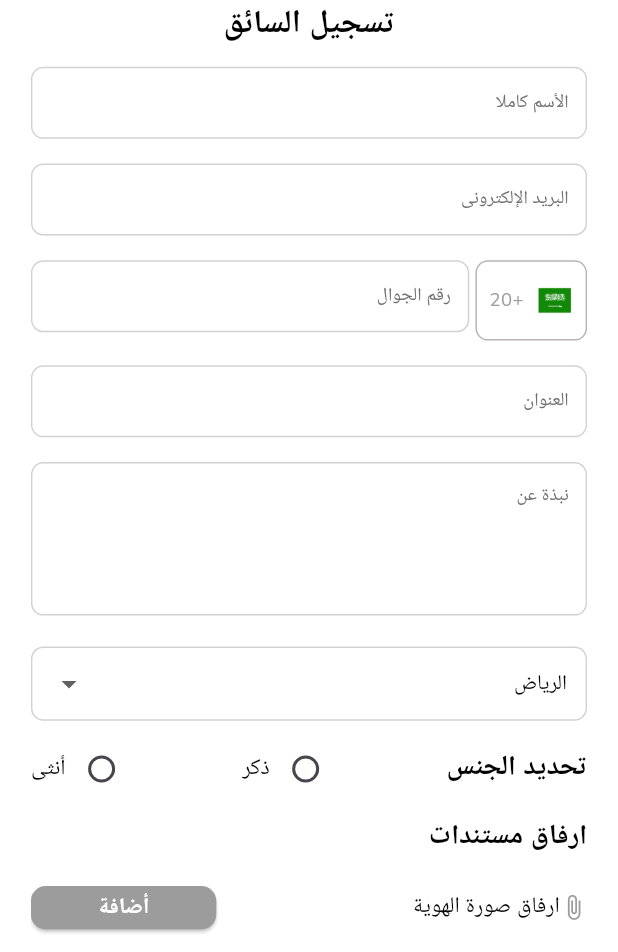
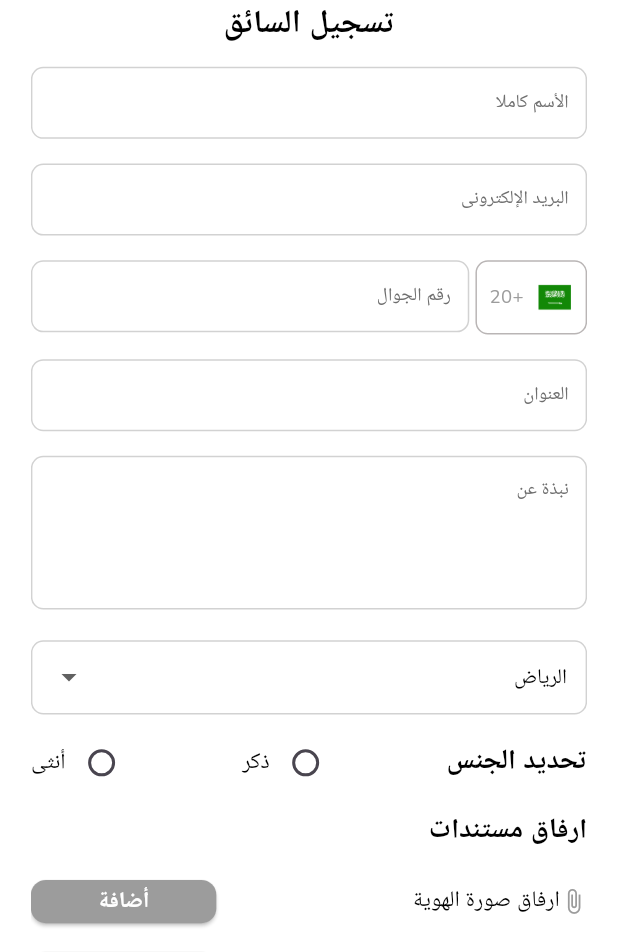
Before and after one commit to MahmoudRede/transport_app, a Flutter app: the SignUpScreen screen opened directly, on a phone screen of 412 x 824 dp, the part 284-1236 px from its top. Run offline on Flutter 3.47's test engine with Material 3 defaults, Android fonts, the light colour scheme and no system bars; our stand-ins replace cloud_firestore, firebase_auth, firebase_core, firebase_storage, flutter_bloc, fluttertoast and 6 more; missing offline and left inert: country_pickers, mobile_scanner; accounts and stored records are empty.

```diff
--- a/lib/business_logic/app_cubit.dart
+++ b/lib/business_logic/app_cubit.dart
@@ -290,7 +290,7 @@ class AppCubit extends Cubit<AppStates> {
     second = 31;
 
     await FirebaseAuth.instance.verifyPhoneNumber(
-      phoneNumber: "+20${loginPhoneNumberController.text.trim()}",
+      phoneNumber: "+966${loginPhoneNumberController.text.trim()}",
       verificationCompleted: (PhoneAuthCredential phoneAuthCredential) {},
       codeSent: (String verificationId, int? forceResendingToken) {
         PhoneAuthProvider.credential(
@@ -341,7 +341,7 @@ class AppCubit extends Cubit<AppStates> {
 
     await FirebaseFirestore.instance
         .collection('Drivers')
-        .doc("+20$phone")
+        .doc("+966$phone")
         .get()
         .then((value) {
       debugPrint("${value.data()!.isEmpty}");
@@ -407,7 +407,7 @@ class AppCubit extends Cubit<AppStates> {
       FirebaseStorage.instance
           .ref()
           .child(
-              'CommercialRegisterImages/${Uri.file(uploadedPersonalImage!.path).pathSegments.last}')
+              'PersonalImages/${Uri.file(uploadedPersonalImage!.path).pathSegments.last}')
           .putFile(uploadedPersonalImage!)
           .then((p0) {
         p0.ref.getDownloadURL().then((value) {
--- a/lib/main.dart
+++ b/lib/main.dart
@@ -50,7 +50,7 @@ class MyApp extends StatelessWidget {
           listener: (context, state) {},
           builder: (context, state) {
             return GetMaterialApp(
-              title: 'Transport App',
+              title: 'Smart Rabbit Drivers',
               theme: getApplicationTheme(context),
               debugShowCheckedModeBanner: false,
               home: const SplashScreen(),
--- a/lib/presentation/screens/Login_screen/login_screen.dart
+++ b/lib/presentation/screens/Login_screen/login_screen.dart
@@ -103,7 +103,7 @@ class LoginScreen extends StatelessWidget {
                                 SizeConfig.height * .01,
                               ),
                             ),
-                            height: SizeConfig.height * .065,
+                            height: SizeConfig.height * .06,
                             child: Row(
                                 children: [
                                   Image(
--- a/lib/presentation/screens/sign_up_screen/view/sign_up_screen.dart
+++ b/lib/presentation/screens/sign_up_screen/view/sign_up_screen.dart
@@ -120,7 +120,7 @@ class SignUpScreen extends StatelessWidget {
                                 SizeConfig.height * .01,
                               ),
                             ),
-                            height: SizeConfig.height * .065,
+                            height: SizeConfig.height * .06,
                             child: Row(
                                 children: [
                                   Image(
```
Also changed, not shown: 6 other files.
